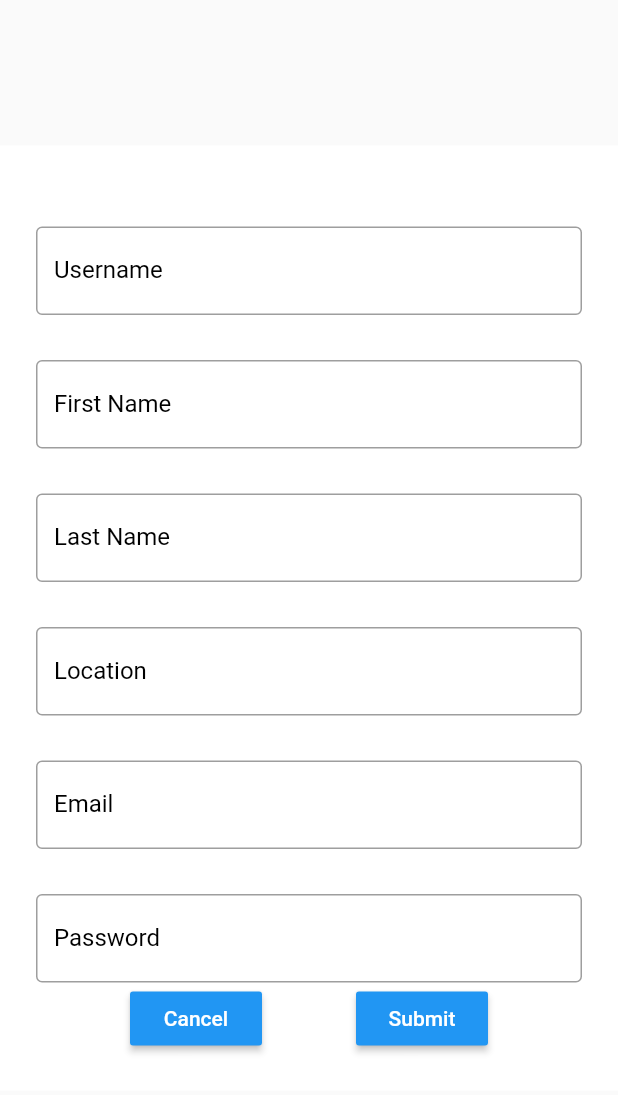
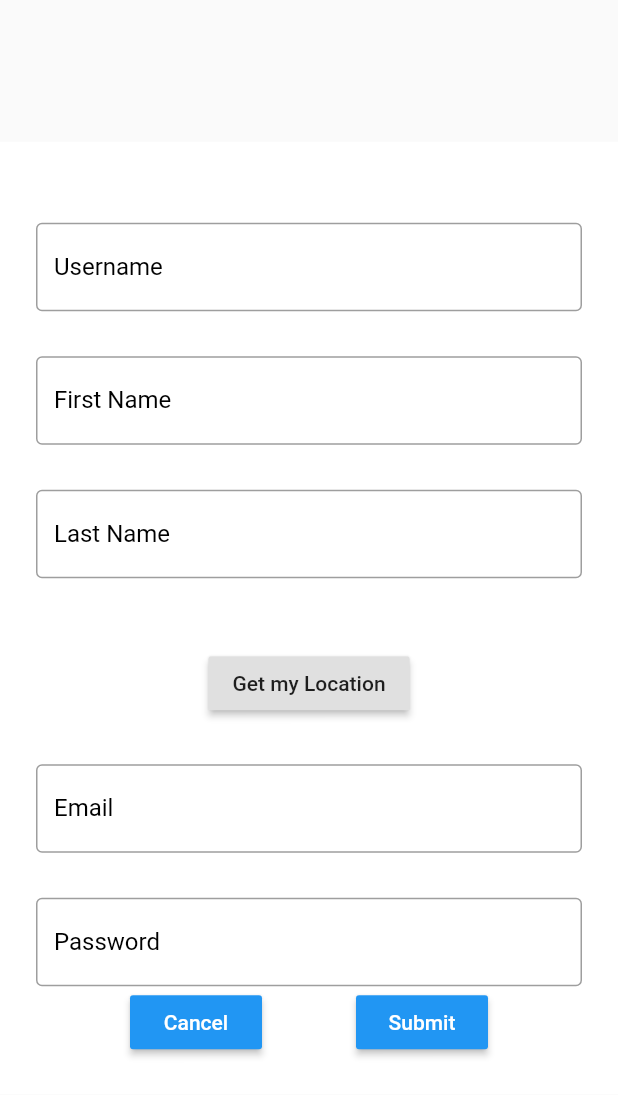
Before and after one commit to iakHipHipArray/Eventually, a Flutter app: the UserRegistration screen opened directly, after a tap on "Submit", on a phone screen of 412 x 824 dp. Shown: the top 1095 px of the screen. Run offline on Flutter 3.47's test engine with Material 2 defaults, Android fonts, the phone set to English and light mode, and no system bars; our stand-ins replace cloud_firestore, firebase_auth, geolocator; accounts and stored records are empty; network calls fail.

Commit message:
updated registration page, can get address of user and add it to user information when creating a new account

```diff
--- a/lib/Pages/registration.dart
+++ b/lib/Pages/registration.dart
@@ -3,6 +3,7 @@ import 'package:cloud_firestore/cloud_firestore.dart';
 import 'package:EVENTually/services/authentication.dart';
 import 'package:firebase_auth/firebase_auth.dart';
 import 'package:EVENTually/main.dart';
+import 'package:geolocator/geolocator.dart';
 
 class UserRegistration extends StatefulWidget {
   @override
@@ -16,25 +17,56 @@ class _UserRegistrationState extends State<UserRegistration> {
   final _lastNameController= TextEditingController();
   final _userNameController= TextEditingController();
   final authHandler = new Auth();
+  Position _currentPosition;
+  String _currentAddress;
+
 
 
   _createData(){
   DocumentReference db= Firestore.instance.collection('users').document(_userNameController.text);
-  Map<String, String> newUser={
+  Map<String, dynamic> newUser={
     'firstName' :_firstNameController.text,
     'lastName':_lastNameController.text,
     'username':_userNameController.text,
     'email': _emailEditingController.text,
+    'location': new GeoPoint(_currentPosition.latitude, _currentPosition.longitude),
   };
   print(newUser);
   db.setData(newUser).whenComplete((){
     print('new user added');});
   }
 
+  getCurrentLocation() {
+    final Geolocator geolocator = Geolocator()..forceAndroidLocationManager;
+    geolocator
+        .getCurrentPosition(desiredAccuracy: LocationAccuracy.high)
+        .then((Position position) {
+      setState(() {
+        _currentPosition = position;
+      });
+      _getAddressFromLatLng();
+    });
+  }
+
+  _getAddressFromLatLng() async {
+    final Geolocator geolocator = Geolocator()..forceAndroidLocationManager;
+    try {
+      List<Placemark> p = await geolocator.placemarkFromCoordinates(
+          _currentPosition.latitude, _currentPosition.longitude);
+
+      Placemark place = p[0];
+
+      setState(() {
+        _currentAddress = "${place.postalCode}, ${place.country}";
+      });
+    } catch (e) {
+      print(e);
+    }
+  }
+
   @override
   Widget build(BuildContext context) {
     return Scaffold(
-      //resizeToAvoidBottomInset: false,
       body: Center(
         child: SingleChildScrollView(
           child: Container(
@@ -114,25 +146,17 @@ class _UserRegistrationState extends State<UserRegistration> {
                   SizedBox(
                     height: 30,
                   ),
-                  TextField(
-                    autofocus: false,
-                    obscureText: false,
-                    keyboardType: TextInputType.text,
-                    controller: null,
-                    decoration: InputDecoration(
-                        labelText: "Location",
-                        hintText: "Location",
-                        labelStyle: TextStyle(
-                          color: Colors.black,
-                          fontSize: 16,
-                        ),
-                        border: OutlineInputBorder(
-                            borderRadius: BorderRadius.all(Radius.circular(4)),
-                            borderSide: BorderSide(
-                                width: 1,
-                                color: Colors.blue,
-                                style: BorderStyle.solid))),
-                  ),
+                  Column(
+                    children: <Widget>[
+                      _currentPosition != null? Text(_currentAddress):Text(''),
+                        RaisedButton(
+                          child: Text('Get my Location'),
+                          onPressed: () {
+                          getCurrentLocation();
+                          },
+                         ),
+                    ],
+                   ),
                   SizedBox(
                     height: 30,
                   ),
--- a/pubspec.yaml
+++ b/pubspec.yaml
@@ -24,7 +24,7 @@ dependencies:
 
   flutter:
     sdk: flutter
-  geolocator: ^5.2.0
+  geolocator: ^5.1.3
 
   # The following adds the Cupertino Icons font to your application.
   # Use with the CupertinoIcons class for iOS style icons.
```
